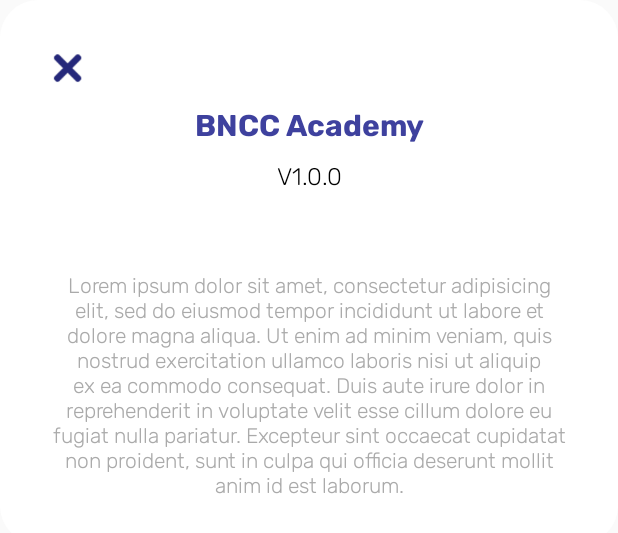
After one commit to nox237/BNCCAcademy, an Android app: the layout info_dialog_activity.xml on its own in the app's theme, with its tools: preview values and no code run, on a phone screen of 412 x 824 dp. The commit adds this screen. Shown: the top 533 px of the screen. Run offline under Robolectric (Android 15) with nearby library versions, the phone set to English and light mode, and no system bars.

Commit message:
Second Commit Info Dialog

```diff
--- a/app/src/main/AndroidManifest.xml
+++ b/app/src/main/AndroidManifest.xml
@@ -16,6 +16,7 @@
             </intent-filter>
         </activity>
         <activity android:name=".SecondActivity" android:theme="@style/SecondTheme"/>
+        <activity android:name=".InfoDialogActivity" android:theme="@style/ActivityDialog"/>
     </application>
 
 </manifest>
--- /dev/null
+++ b/app/src/main/java/com/example/bnccacademy/InfoDialogActivity.kt
@@ -0,0 +1,18 @@
+package com.example.bnccacademy
+
+import android.os.Bundle
+import androidx.appcompat.app.AppCompatActivity
+import kotlinx.android.synthetic.main.info_dialog_activity.*
+
+class InfoDialogActivity : AppCompatActivity() {
+
+    override fun onCreate(savedInstanceState: Bundle?) {
+        super.onCreate(savedInstanceState)
+        setContentView(R.layout.info_dialog_activity)
+
+        imgClose.setOnClickListener{
+            finish()
+        }
+//commit kedua
+    }
+}
--- a/app/src/main/java/com/example/bnccacademy/MainActivity.kt
+++ b/app/src/main/java/com/example/bnccacademy/MainActivity.kt
@@ -18,6 +18,10 @@ class MainActivity : AppCompatActivity() {
         button.setOnClickListener {
             openActivity2()
         }
+
+        imageButton.setOnClickListener {
+            infoDialog()
+        }
     }
 
     private fun openActivity2(){
@@ -26,4 +30,10 @@ class MainActivity : AppCompatActivity() {
         }
         startActivity(intent)
     }
+
+    private fun infoDialog() {
+        val intent = Intent(this, InfoDialogActivity::class.java)
+        startActivity(intent)
+
+    }
 }
--- /dev/null
+++ b/app/src/main/res/drawable/info_dialog_rounded.xml
@@ -0,0 +1,8 @@
+<?xml version="1.0" encoding="utf-8"?>
+<shape xmlns:android="http://schemas.android.com/apk/res/android"
+    android:shape='rectangle'>
+
+    <solid android:color="@color/White"/>
+    <corners android:radius="25sp"/>
+
+</shape>
--- /dev/null
+++ b/app/src/main/res/layout/info_dialog_activity.xml
@@ -0,0 +1,66 @@
+<?xml version="1.0" encoding="utf-8"?>
+<androidx.constraintlayout.widget.ConstraintLayout
+    xmlns:android="http://schemas.android.com/apk/res/android"
+    xmlns:app="http://schemas.android.com/apk/res-auto"
+    android:layout_width="match_parent"
+    android:layout_height="wrap_content"
+    android:background="@drawable/info_dialog_rounded">
+
+    <ImageView
+        android:id="@+id/imgClose"
+        android:layout_width="35dp"
+        android:layout_height="35dp"
+        android:layout_marginTop="28dp"
+        android:layout_marginStart="28dp"
+        android:contentDescription="@string/todo"
+        android:src="@drawable/delete"
+        app:layout_constraintTop_toTopOf="parent"
+        app:layout_constraintStart_toStartOf="parent"/>
+
+    <TextView
+        android:id="@+id/tvTitle"
+        android:layout_width="wrap_content"
+        android:layout_height="wrap_content"
+        android:layout_marginTop="8dp"
+        android:fontFamily="@font/rubik_bold"
+        android:gravity="center_horizontal"
+        android:text="@string/app_name"
+        android:textColor="@color/Indigo"
+        android:textSize="20sp"
+        android:textStyle="bold"
+        app:layout_constraintEnd_toEndOf="parent"
+        app:layout_constraintStart_toStartOf="parent"
+        app:layout_constraintTop_toBottomOf="@+id/imgClose" />
+
+    <TextView
+        android:id="@+id/tvVersion"
+        android:layout_width="wrap_content"
+        android:layout_height="wrap_content"
+        android:fontFamily="@font/rubik"
+        android:gravity="center_horizontal"
+        android:text="@string/version"
+        android:textSize="16sp"
+        android:layout_marginTop="12dp"
+        android:textColor="@android:color/black"
+        app:layout_constraintEnd_toEndOf="parent"
+        app:layout_constraintStart_toStartOf="parent"
+        app:layout_constraintTop_toBottomOf="@+id/tvTitle"
+        />
+
+    <TextView
+        android:id="@+id/tvDescription"
+        android:layout_width="wrap_content"
+        android:layout_height="wrap_content"
+        android:padding="30dp"
+        android:text="@string/Info_description"
+        android:fontFamily="@font/rubik"
+        android:textSize="14sp"
+        android:textColor="@android:color/darker_gray"
+        android:textAlignment="center"
+        android:layout_marginTop="24dp"
+        app:layout_constraintEnd_toEndOf="parent"
+        app:layout_constraintStart_toStartOf="parent"
+        app:layout_constraintTop_toBottomOf="@+id/tvVersion"
+        />
+
+</androidx.constraintlayout.widget.ConstraintLayout>
--- a/app/src/main/res/values/strings.xml
+++ b/app/src/main/res/values/strings.xml
@@ -17,4 +17,6 @@
     <string name="hotline">Hotline</string>
     <string name="check_emergency_number_to_contact">Check emergency number to contact</string>
     <string name="see_details_by_province_all_over_indonesia">See details by province all over Indonesia</string>
+    <string name="version">V1.0.0</string>
+    <string name="Info_description">Lorem ipsum dolor sit amet, consectetur adipisicing elit, sed do eiusmod tempor incididunt ut labore et dolore magna aliqua. Ut enim ad minim veniam, quis nostrud exercitation ullamco laboris nisi ut aliquip ex ea commodo consequat. Duis aute irure dolor in reprehenderit in voluptate velit esse cillum dolore eu fugiat nulla pariatur. Excepteur sint occaecat cupidatat non proident, sunt in culpa qui officia deserunt mollit anim id est laborum.</string>
 </resources>
--- a/app/src/main/res/values/styles.xml
+++ b/app/src/main/res/values/styles.xml
@@ -15,5 +15,8 @@
         <item name="colorPrimaryDark">@color/White</item>
         <item name="colorAccent">@color/colorAccent</item>
     </style>
-
+    <style name="ActivityDialog" parent="Theme.AppCompat.Dialog">
+        <item name="windowNoTitle">true</item>
+        <item name="windowActionBar">false</item>
+    </style>
 </resources>
```
